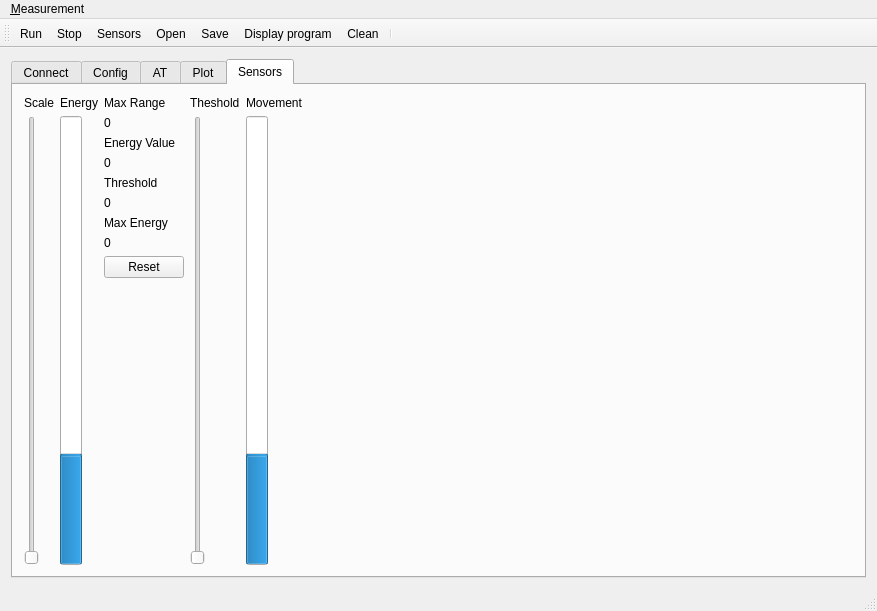
Old version of the form nems/nems/mainwindow.ui in the repository saul-rodriguez/Qt.
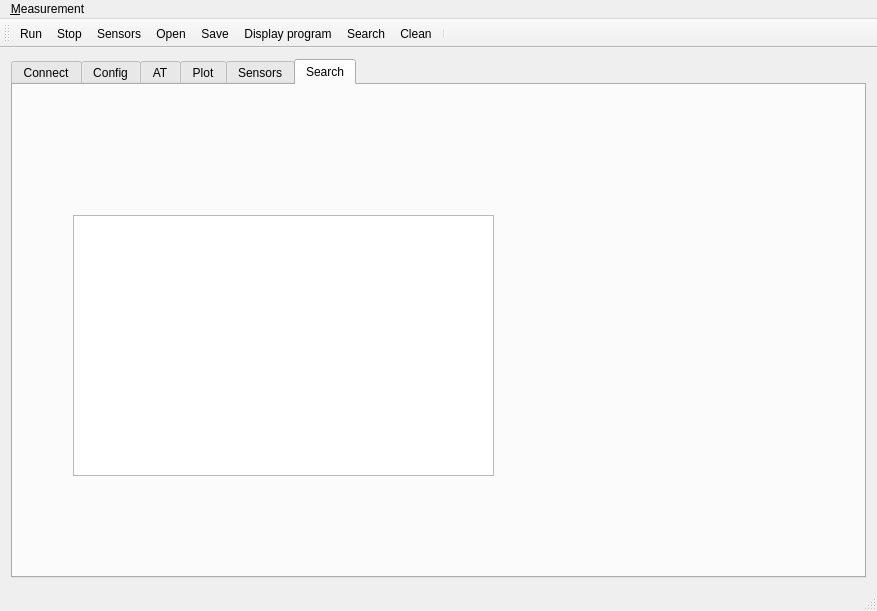
New version of the form. Icons and pictures are not drawn.

```diff
--- a/nems/nems/mainwindow.ui
+++ b/nems/nems/mainwindow.ui
@@ -20,7 +20,7 @@
       <item>
        <widget class="QTabWidget" name="tabWidget">
         <property name="currentIndex">
-         <number>4</number>
+         <number>5</number>
         </property>
         <widget class="QWidget" name="Connect">
          <attribute name="title">
@@ -838,6 +838,21 @@
           </item>
          </layout>
         </widget>
+        <widget class="QWidget" name="tab_5">
+         <attribute name="title">
+          <string>Search</string>
+         </attribute>
+         <widget class="QPlainTextEdit" name="plainTextEditSearch">
+          <property name="geometry">
+           <rect>
+            <x>60</x>
+            <y>130</y>
+            <width>421</width>
+            <height>261</height>
+           </rect>
+          </property>
+         </widget>
+        </widget>
        </widget>
       </item>
      </layout>
@@ -880,6 +895,7 @@
    <addaction name="action_Open"/>
    <addaction name="action_Save"/>
    <addaction name="action_Display_program"/>
+   <addaction name="actionSearch"/>
    <addaction name="action_Clean"/>
    <addaction name="separator"/>
   </widget>
@@ -971,6 +987,15 @@
     <string>Sensors</string>
    </property>
   </action>
+  <action name="actionSearch">
+   <property name="icon">
+    <iconset resource="images.qrc">
+     <normaloff>:/images/images/search.png</normaloff>:/images/images/search.png</iconset>
+   </property>
+   <property name="text">
+    <string>Search</string>
+   </property>
+  </action>
  </widget>
  <layoutdefault spacing="6" margin="11"/>
  <tabstops>
```
Left out of the diff: 1 changed line with no effect on the pictures.
